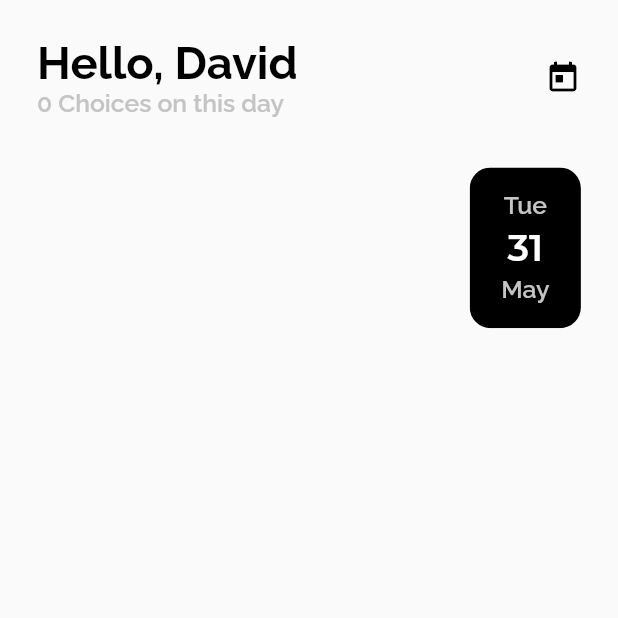
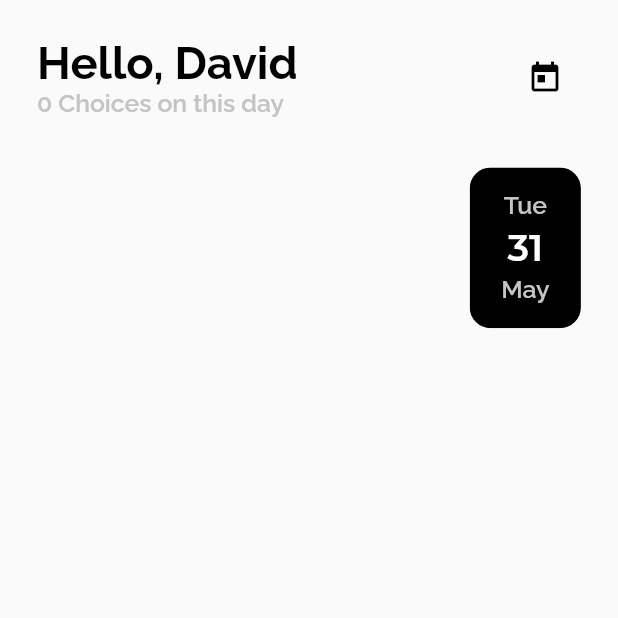
Before and after one commit to wickerlife/mychoices, a Flutter app: the screen it shows after launch, on a phone screen of 412 x 824 dp, the top half of it. Run offline on Flutter 3.47's test engine with Material 2 defaults, Android fonts, the light colour scheme and no system bars; our stand-ins replace date_format, equatable, flutter_easyloading, get, get_storage; missing offline and left inert: date_utils, enum_to_string, shared_preferences_web.

Commit message:
Update app bar icons

```diff
--- a/lib/app/widgets/cappbar.dart
+++ b/lib/app/widgets/cappbar.dart
@@ -36,22 +36,13 @@ class CAppBar extends StatelessWidget {
           Row(
             children: [
               if (leadingIcon != null)
-                ClipRRect(
-                  borderRadius: BorderRadius.circular(50),
-                  child: Material(
-                    color: Colors.transparent,
-                    child: GestureDetector(
-                      child: Padding(
-                        padding: EdgeInsets.zero,
-                        child: Icon(
+                IconButton(
+                  icon: Icon(
                     leadingIcon,
                     size: 24,
                     color: dark ? LightColors.primary : LightColors.accentDark,
                   ),
-                      ),
-                      onTap: leadingFunction,
-                    ),
-                  ),
+                  onPressed: leadingFunction,
                 ),
               if (leadingIcon != null)
                 SizedBox(
@@ -83,22 +74,13 @@ class CAppBar extends StatelessWidget {
           Row(
             children: [
               if (trailingIcon != null)
-                ClipRRect(
-                  borderRadius: BorderRadius.circular(50),
-                  child: Material(
-                    color: Colors.transparent,
-                    child: GestureDetector(
-                      child: Padding(
-                        padding: EdgeInsets.zero,
-                        child: Icon(
+                IconButton(
+                  icon: Icon(
                     trailingIcon,
                     size: 24,
                     color: dark ? LightColors.primary : LightColors.accentDark,
                   ),
-                      ),
-                      onTap: trailingFunction,
-                    ),
-                  ),
+                  onPressed: trailingFunction,
                 ),
               if (trailingIcon != null && trailingImage != null)
                 SizedBox(
```
Lines whose indentation alone changed are shown as unchanged.
